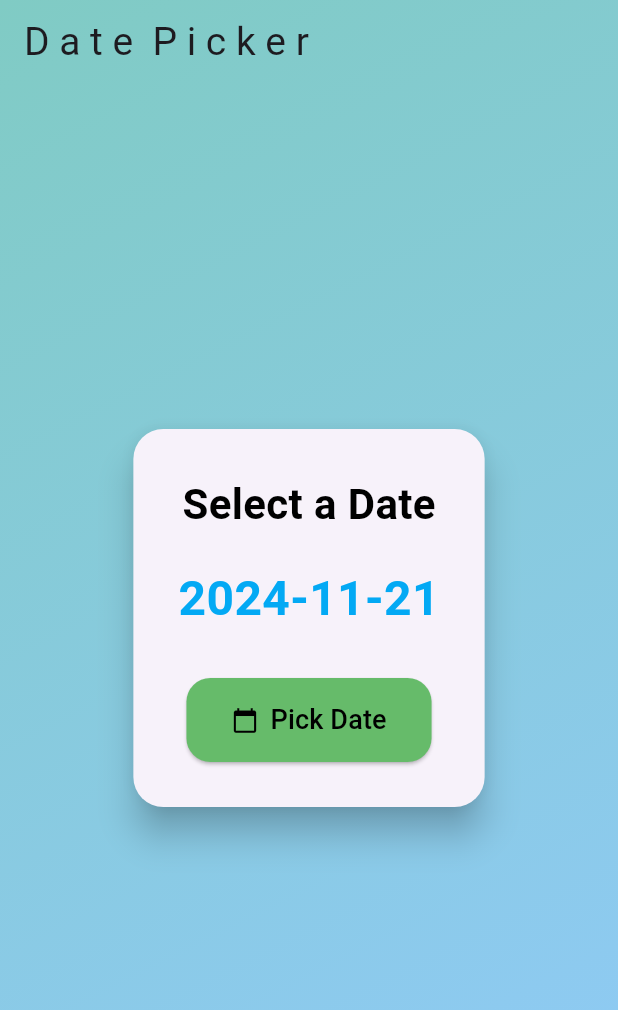
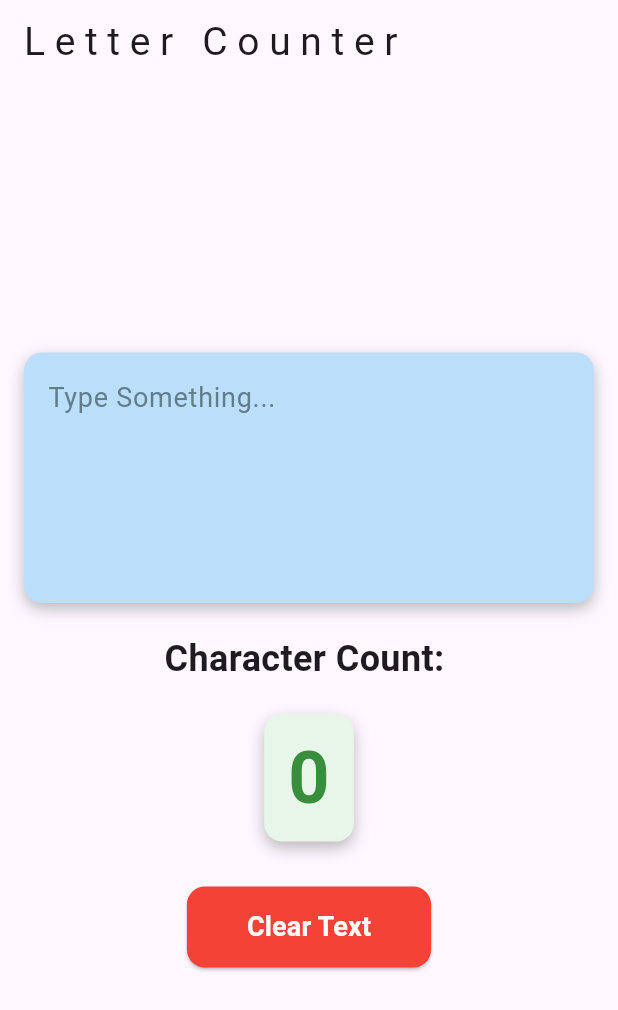
Before and after one commit to pawanacharya944/Flutter_Tutorial, a Flutter app: the screen it shows after launch, on a phone screen of 412 x 824 dp. Shown: the top 1010 px of the screen. Run offline on Flutter 3.47's test engine with Material 3 defaults, Android fonts, the phone set to English and light mode, and no system bars; our stand-ins replace animated_text_kit, badges, carousel_slider, curved_navigation_bar, flutter_rating_bar, flutter_slidable and 11 more.

Commit message:
update_lettercounter

```diff
--- a/lib/date_picker.dart
+++ b/lib/date_picker.dart
@@ -34,7 +34,7 @@ class _MyDatePickerState extends State<MyDatePicker> {
     return Scaffold(
       extendBodyBehindAppBar: true,
       appBar: AppBar(
-        title: Text(
+        title: const Text(
           'D a t e  P i c k e r',
           style: TextStyle(fontSize: 26),
         ),
@@ -61,7 +61,7 @@ class _MyDatePickerState extends State<MyDatePicker> {
                 child: Column(
                   mainAxisSize: MainAxisSize.min,
                   children: [
-                    Text(
+                    const Text(
                       'Select a Date',
                       style: TextStyle(
                         fontSize: 28,
@@ -69,22 +69,22 @@ class _MyDatePickerState extends State<MyDatePicker> {
                         color: Colors.black,
                       ),
                     ),
-                    SizedBox(height: 20),
+                    const SizedBox(height: 20),
                     Text(
                       "${selectedDate.toLocal()}".split(' ')[0],
-                      style: TextStyle(
+                      style: const TextStyle(
                           fontSize: 32,
                           fontWeight: FontWeight.w600,
                           color: Colors.lightBlue),
                     ),
-                    SizedBox(height: 30),
+                    const SizedBox(height: 30),
                     ElevatedButton.icon(
                       onPressed: () => _selectDate(context),
-                      icon: Icon(
+                      icon: const Icon(
                         Icons.calendar_today,
                         color: Colors.black,
                       ),
-                      label: Text(
+                      label: const Text(
                         'Pick Date',
                         style: TextStyle(fontSize: 18),
                       ),
--- /dev/null
+++ b/lib/letter.dart
@@ -0,0 +1,128 @@
+import 'package:flutter/material.dart';
+
+class MyLetterCounter extends StatefulWidget {
+  const MyLetterCounter({super.key});
+
+  @override
+  State<MyLetterCounter> createState() => _MyLetterCounterState();
+}
+
+class _MyLetterCounterState extends State<MyLetterCounter> {
+  // controller to handle text input
+
+  final TextEditingController _controller = TextEditingController();
+
+  // function to count character in the input text
+
+  int _countLetters(String input) {
+    return input.length;
+  }
+
+  @override
+  Widget build(BuildContext context) {
+    return Scaffold(
+      appBar: AppBar(
+        title: const Text(
+          'L e t t e r   C o u n t e r',
+          style: TextStyle(fontSize: 26),
+        ),
+      ),
+      body: Padding(
+        padding: const EdgeInsets.all(16),
+        child: Column(
+          mainAxisAlignment: MainAxisAlignment.center,
+          crossAxisAlignment: CrossAxisAlignment.center,
+          children: [
+            AnimatedContainer(
+              duration: const Duration(milliseconds: 300),
+              padding: const EdgeInsets.symmetric(vertical: 8, horizontal: 16),
+              decoration: BoxDecoration(
+                color: Colors.blue.shade100,
+                borderRadius: BorderRadius.circular(12),
+                boxShadow: const [
+                  BoxShadow(
+                    color: Colors.black26,
+                    offset: Offset(0, 4),
+                    blurRadius: 8,
+                  ),
+                ],
+              ),
+              child: TextField(
+                controller: _controller,
+                maxLines: 5,
+                decoration: const InputDecoration(
+                  border: InputBorder.none,
+                  hintText: 'Type Something...',
+                  hintStyle: TextStyle(color: Colors.blueGrey),
+                ),
+                style: const TextStyle(fontSize: 18, color: Colors.black),
+                onChanged: (text) {
+                  setState(() {});
+                },
+              ),
+            ),
+            const SizedBox(height: 20),
+
+            // display the number of characters
+
+            const Text(
+              'Character Count: ',
+              style: TextStyle(fontSize: 24, fontWeight: FontWeight.bold),
+            ),
+
+            const SizedBox(height: 20),
+
+            Container(
+              padding: const EdgeInsets.symmetric(vertical: 8, horizontal: 16),
+              decoration: BoxDecoration(
+                color: Colors.green.shade50,
+                borderRadius: BorderRadius.circular(12),
+                boxShadow: const [
+                  BoxShadow(
+                    color: Colors.black26,
+                    offset: Offset(0, 4),
+                    blurRadius: 8,
+                  ),
+                ],
+              ),
+              child: Text(
+                "${_countLetters(_controller.text)}", // this shows the character count
+                style: TextStyle(
+                  fontSize: 48,
+                  fontWeight: FontWeight.w600,
+                  color: Colors.green.shade700,
+                ),
+              ),
+            ),
+
+            const SizedBox(height: 30),
+
+            // reset button with animation
+
+            ElevatedButton(
+              onPressed: () {
+                _controller.clear(); // clear the text input
+                setState(() {});
+              },
+              style: ElevatedButton.styleFrom(
+                backgroundColor: Colors.red.shade500,
+                padding:
+                    const EdgeInsets.symmetric(horizontal: 40, vertical: 14),
+                shape: RoundedRectangleBorder(
+                  borderRadius: BorderRadius.circular(12),
+                ),
+              ),
+              child: Text(
+                'Clear Text',
+                style: TextStyle(
+                    fontSize: 18,
+                    fontWeight: FontWeight.bold,
+                    color: Colors.white),
+              ),
+            ),
+          ],
+        ),
+      ),
+    );
+  }
+}
--- a/lib/main.dart
+++ b/lib/main.dart
@@ -1,4 +1,4 @@
-import 'package:first_project/date_picker.dart';
+import 'package:first_project/letter.dart';
 import 'package:flutter/material.dart';
 
 void main() {
@@ -14,7 +14,7 @@ class MyApp extends StatelessWidget {
       debugShowCheckedModeBanner: false,
       title: "Flutter Project",
       theme: ThemeData(primarySwatch: Colors.blue),
-      home: MyDatePicker(),
+      home: MyLetterCounter(),
     );
   }
 }
```
Also changed, not shown: lib/test.dart (line endings or trailing spaces), 1 other file.
